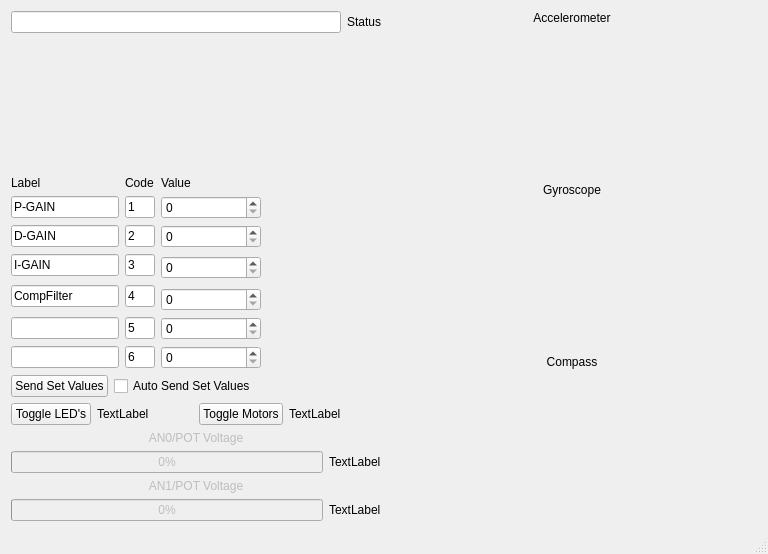
pkRemi/BBBTelemetry, file bbbtelemetry.ui: the form before one commit.
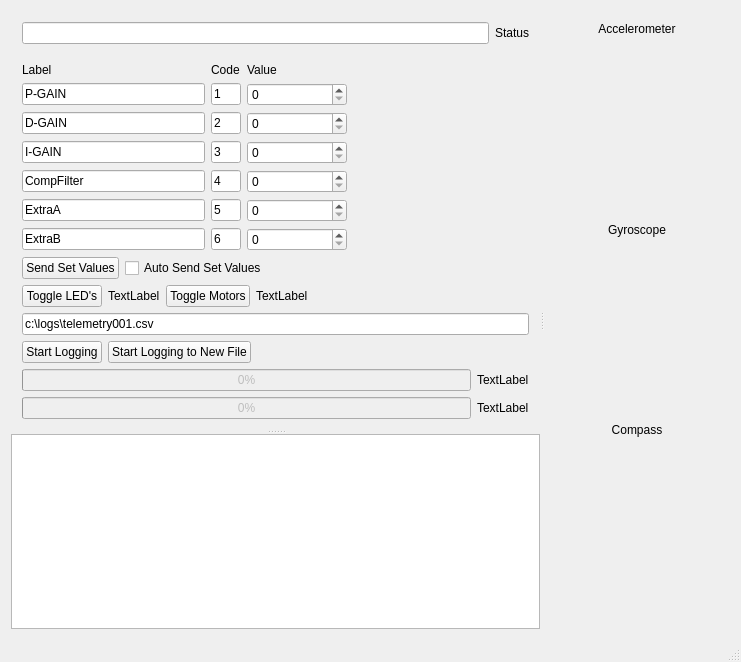
The form after the commit. Custom widgets are drawn as their Qt base class.

Commit message: Sending SetValues

```diff
--- a/bbbtelemetry.ui
+++ b/bbbtelemetry.ui
@@ -6,8 +6,8 @@
    <rect>
     <x>0</x>
     <y>0</y>
-    <width>768</width>
-    <height>554</height>
+    <width>741</width>
+    <height>662</height>
    </rect>
   </property>
   <property name="sizePolicy">
@@ -20,8 +20,17 @@
    <string>BBBTelemetry</string>
   </property>
   <widget class="QWidget" name="centralWidget">
-   <layout class="QHBoxLayout" name="horizontalLayout_10">
+   <layout class="QHBoxLayout" name="horizontalLayout_8">
     <item>
+     <widget class="QSplitter" name="splitter_2">
+      <property name="orientation">
+       <enum>Qt::Horizontal</enum>
+      </property>
+      <widget class="QSplitter" name="splitter">
+       <property name="orientation">
+        <enum>Qt::Vertical</enum>
+       </property>
+       <widget class="QWidget" name="layoutWidget">
      <layout class="QVBoxLayout" name="verticalLayout">
       <item>
        <layout class="QHBoxLayout" name="horizontalLayout_3">
@@ -52,81 +61,7 @@
        </widget>
       </item>
       <item>
-       <layout class="QHBoxLayout" name="horizontalLayout_8">
-        <item>
          <layout class="QGridLayout" name="gridLayout">
-          <item row="6" column="0">
-           <widget class="QLineEdit" name="pLabel_5">
-            <property name="maximumSize">
-             <size>
-              <width>330</width>
-              <height>16777215</height>
-             </size>
-            </property>
-           </widget>
-          </item>
-          <item row="6" column="1">
-           <widget class="QLineEdit" name="pCode_5">
-            <property name="maximumSize">
-             <size>
-              <width>30</width>
-              <height>16777215</height>
-             </size>
-            </property>
-            <property name="text">
-             <string>5</string>
-            </property>
-           </widget>
-          </item>
-          <item row="6" column="2">
-           <widget class="QSpinBox" name="pValue_5">
-            <property name="minimumSize">
-             <size>
-              <width>100</width>
-              <height>0</height>
-             </size>
-            </property>
-           </widget>
-          </item>
-          <item row="2" column="0">
-           <widget class="QLineEdit" name="pLabel_2">
-            <property name="maximumSize">
-             <size>
-              <width>330</width>
-              <height>16777215</height>
-             </size>
-            </property>
-            <property name="text">
-             <string>D-GAIN</string>
-            </property>
-           </widget>
-          </item>
-          <item row="1" column="0">
-           <widget class="QLineEdit" name="pLabel_1">
-            <property name="maximumSize">
-             <size>
-              <width>330</width>
-              <height>16777215</height>
-             </size>
-            </property>
-            <property name="text">
-             <string>P-GAIN</string>
-            </property>
-           </widget>
-          </item>
-          <item row="4" column="1" rowspan="2">
-           <widget class="QLineEdit" name="pCode_4">
-            <property name="maximumSize">
-             <size>
-              <width>30</width>
-              <height>16777215</height>
-             </size>
-            </property>
-            <property name="text">
-             <string>4</string>
-            </property>
-           </widget>
-          </item>
           <item row="0" column="0">
            <widget class="QLabel" name="label_7">
             <property name="maximumSize">
@@ -153,41 +88,37 @@
             </property>
            </widget>
           </item>
-          <item row="7" column="0">
-           <widget class="QLineEdit" name="pLabel_6">
-            <property name="maximumSize">
-             <size>
-              <width>330</width>
-              <height>16777215</height>
-             </size>
-            </property>
-           </widget>
-          </item>
-          <item row="7" column="1">
-           <widget class="QLineEdit" name="pCode_6">
-            <property name="maximumSize">
-             <size>
-              <width>30</width>
-              <height>16777215</height>
-             </size>
-            </property>
-            <property name="text">
-             <string>6</string>
-            </property>
-           </widget>
-          </item>
-          <item row="7" column="2">
-           <widget class="QSpinBox" name="pValue_6">
+           <item row="0" column="2">
+            <widget class="QLabel" name="label_9">
             <property name="minimumSize">
              <size>
               <width>100</width>
               <height>0</height>
              </size>
             </property>
-           </widget>
-          </item>
-          <item row="4" column="0" rowspan="2">
-           <widget class="QLineEdit" name="pLabel_4">
+             <property name="text">
+              <string>Value</string>
+             </property>
+            </widget>
+           </item>
+           <item row="0" column="3" rowspan="7">
+            <spacer name="horizontalSpacer">
+             <property name="orientation">
+              <enum>Qt::Horizontal</enum>
+             </property>
+             <property name="sizeType">
+              <enum>QSizePolicy::Expanding</enum>
+             </property>
+             <property name="sizeHint" stdset="0">
+              <size>
+               <width>13</width>
+               <height>184</height>
+              </size>
+             </property>
+            </spacer>
+           </item>
+           <item row="1" column="0">
+            <widget class="QLineEdit" name="pLabel_1">
             <property name="maximumSize">
              <size>
               <width>330</width>
@@ -195,7 +126,7 @@
              </size>
             </property>
             <property name="text">
-             <string>CompFilter</string>
+              <string>P-GAIN</string>
             </property>
            </widget>
           </item>
@@ -220,6 +151,48 @@
               <height>0</height>
              </size>
             </property>
+             <property name="maximum">
+              <number>32767</number>
+             </property>
+            </widget>
+           </item>
+           <item row="2" column="0">
+            <widget class="QLineEdit" name="pLabel_2">
+             <property name="maximumSize">
+              <size>
+               <width>330</width>
+               <height>16777215</height>
+              </size>
+             </property>
+             <property name="text">
+              <string>D-GAIN</string>
+             </property>
+            </widget>
+           </item>
+           <item row="2" column="1">
+            <widget class="QLineEdit" name="pCode_2">
+             <property name="maximumSize">
+              <size>
+               <width>30</width>
+               <height>16777215</height>
+              </size>
+             </property>
+             <property name="text">
+              <string>2</string>
+             </property>
+            </widget>
+           </item>
+           <item row="2" column="2">
+            <widget class="QSpinBox" name="pValue_2">
+             <property name="minimumSize">
+              <size>
+               <width>100</width>
+               <height>0</height>
+              </size>
+             </property>
+             <property name="maximum">
+              <number>32767</number>
+             </property>
            </widget>
           </item>
           <item row="3" column="0">
@@ -248,20 +221,7 @@
             </property>
            </widget>
           </item>
-          <item row="0" column="2">
-           <widget class="QLabel" name="label_9">
-            <property name="minimumSize">
-             <size>
-              <width>100</width>
-              <height>0</height>
-             </size>
-            </property>
-            <property name="text">
-             <string>Value</string>
-            </property>
-           </widget>
-          </item>
-          <item row="3" column="2" rowspan="2">
+           <item row="3" column="2">
            <widget class="QSpinBox" name="pValue_3">
             <property name="minimumSize">
              <size>
@@ -269,20 +229,26 @@
               <height>0</height>
              </size>
             </property>
-           </widget>
-          </item>
-          <item row="2" column="2">
-           <widget class="QSpinBox" name="pValue_2">
-            <property name="minimumSize">
+             <property name="maximum">
+              <number>32767</number>
+             </property>
+            </widget>
+           </item>
+           <item row="4" column="0">
+            <widget class="QLineEdit" name="pLabel_4">
+             <property name="maximumSize">
              <size>
-              <width>100</width>
-              <height>0</height>
-             </size>
-            </property>
-           </widget>
-          </item>
-          <item row="2" column="1">
-           <widget class="QLineEdit" name="pCode_2">
+               <width>330</width>
+               <height>16777215</height>
+              </size>
+             </property>
+             <property name="text">
+              <string>CompFilter</string>
+             </property>
+            </widget>
+           </item>
+           <item row="4" column="1">
+            <widget class="QLineEdit" name="pCode_4">
             <property name="maximumSize">
              <size>
               <width>30</width>
@@ -290,11 +256,11 @@
              </size>
             </property>
             <property name="text">
-             <string>2</string>
+              <string>4</string>
             </property>
            </widget>
           </item>
-          <item row="5" column="2">
+           <item row="4" column="2">
            <widget class="QSpinBox" name="pValue_4">
             <property name="minimumSize">
              <size>
@@ -302,22 +268,88 @@
               <height>0</height>
              </size>
             </property>
-           </widget>
-          </item>
-         </layout>
-        </item>
-        <item>
-         <spacer name="horizontalSpacer">
-          <property name="orientation">
-           <enum>Qt::Horizontal</enum>
-          </property>
-          <property name="sizeHint" stdset="0">
+             <property name="maximum">
+              <number>32767</number>
+             </property>
+            </widget>
+           </item>
+           <item row="5" column="0">
+            <widget class="QLineEdit" name="pLabel_5">
+             <property name="maximumSize">
+              <size>
+               <width>330</width>
+               <height>16777215</height>
+              </size>
+             </property>
+             <property name="text">
+              <string>ExtraA</string>
+             </property>
+            </widget>
+           </item>
+           <item row="5" column="1">
+            <widget class="QLineEdit" name="pCode_5">
+             <property name="maximumSize">
+              <size>
+               <width>30</width>
+               <height>16777215</height>
+              </size>
+             </property>
+             <property name="text">
+              <string>5</string>
+             </property>
+            </widget>
+           </item>
+           <item row="5" column="2">
+            <widget class="QSpinBox" name="pValue_5">
+             <property name="minimumSize">
            <size>
-            <width>40</width>
-            <height>20</height>
-           </size>
-          </property>
-         </spacer>
+               <width>100</width>
+               <height>0</height>
+              </size>
+             </property>
+             <property name="maximum">
+              <number>32767</number>
+             </property>
+            </widget>
+           </item>
+           <item row="6" column="0">
+            <widget class="QLineEdit" name="pLabel_6">
+             <property name="maximumSize">
+              <size>
+               <width>330</width>
+               <height>16777215</height>
+              </size>
+             </property>
+             <property name="text">
+              <string>ExtraB</string>
+             </property>
+            </widget>
+           </item>
+           <item row="6" column="1">
+            <widget class="QLineEdit" name="pCode_6">
+             <property name="maximumSize">
+              <size>
+               <width>30</width>
+               <height>16777215</height>
+              </size>
+             </property>
+             <property name="text">
+              <string>6</string>
+             </property>
+            </widget>
+           </item>
+           <item row="6" column="2">
+            <widget class="QSpinBox" name="pValue_6">
+             <property name="minimumSize">
+              <size>
+               <width>100</width>
+               <height>0</height>
+              </size>
+             </property>
+             <property name="maximum">
+              <number>32767</number>
+             </property>
+            </widget>
         </item>
        </layout>
       </item>
@@ -406,20 +438,70 @@
           </item>
          </layout>
         </item>
+           <item>
+            <spacer name="horizontalSpacer_5">
+             <property name="orientation">
+              <enum>Qt::Horizontal</enum>
+             </property>
+             <property name="sizeHint" stdset="0">
+              <size>
+               <width>40</width>
+               <height>20</height>
+              </size>
+             </property>
+            </spacer>
+           </item>
        </layout>
       </item>
       <item>
-       <widget class="QLabel" name="label_2">
-        <property name="enabled">
-         <bool>false</bool>
-        </property>
+          <widget class="QLineEdit" name="lineEditLogFileName">
+           <property name="text">
+            <string>c:\logs\telemetry001.csv</string>
+           </property>
+          </widget>
+         </item>
+         <item>
+          <layout class="QHBoxLayout" name="horizontalLayout_10">
+           <item>
+            <widget class="QPushButton" name="pushButtonStartLogging">
+             <property name="sizePolicy">
+              <sizepolicy hsizetype="Fixed" vsizetype="Fixed">
+               <horstretch>0</horstretch>
+               <verstretch>0</verstretch>
+              </sizepolicy>
+             </property>
         <property name="text">
-         <string>AN0/POT Voltage</string>
-        </property>
-        <property name="alignment">
-         <set>Qt::AlignCenter</set>
-        </property>
-       </widget>
+              <string>Start Logging</string>
+             </property>
+            </widget>
+           </item>
+           <item>
+            <widget class="QPushButton" name="pushButtonStartLoggingNewFile">
+             <property name="sizePolicy">
+              <sizepolicy hsizetype="Fixed" vsizetype="Fixed">
+               <horstretch>0</horstretch>
+               <verstretch>0</verstretch>
+              </sizepolicy>
+             </property>
+             <property name="text">
+              <string>Start Logging to New File</string>
+             </property>
+            </widget>
+           </item>
+           <item>
+            <spacer name="horizontalSpacer_3">
+             <property name="orientation">
+              <enum>Qt::Horizontal</enum>
+             </property>
+             <property name="sizeHint" stdset="0">
+              <size>
+               <width>40</width>
+               <height>20</height>
+              </size>
+             </property>
+            </spacer>
+           </item>
+          </layout>
       </item>
       <item>
        <layout class="QHBoxLayout" name="horizontalLayout">
@@ -457,19 +539,6 @@
         </item>
        </layout>
       </item>
-      <item>
-       <widget class="QLabel" name="label_3">
-        <property name="enabled">
-         <bool>false</bool>
-        </property>
-        <property name="text">
-         <string>AN1/POT Voltage</string>
-        </property>
-        <property name="alignment">
-         <set>Qt::AlignCenter</set>
-        </property>
-       </widget>
-      </item>
       <item>
        <layout class="QHBoxLayout" name="horizontalLayout_4">
         <item>
@@ -507,11 +576,29 @@
        </layout>
       </item>
      </layout>
-    </item>
-    <item>
+       </widget>
+       <widget class="QPlainTextEdit" name="MessageWindow">
+        <property name="undoRedoEnabled">
+         <bool>false</bool>
+        </property>
+        <property name="readOnly">
+         <bool>true</bool>
+        </property>
+       </widget>
+      </widget>
+      <widget class="QWidget" name="layoutWidget">
      <layout class="QVBoxLayout" name="verticalLayout_2">
+        <property name="sizeConstraint">
+         <enum>QLayout::SetMinimumSize</enum>
+        </property>
       <item>
        <widget class="QLabel" name="label_4">
+          <property name="sizePolicy">
+           <sizepolicy hsizetype="Preferred" vsizetype="Preferred">
+            <horstretch>0</horstretch>
+            <verstretch>0</verstretch>
+           </sizepolicy>
+          </property>
         <property name="text">
          <string>Accelerometer</string>
         </property>
@@ -523,7 +610,7 @@
       <item>
        <widget class="QCustomPlot" name="customPlotAccel" native="true">
         <property name="sizePolicy">
-         <sizepolicy hsizetype="Expanding" vsizetype="Expanding">
+           <sizepolicy hsizetype="MinimumExpanding" vsizetype="Expanding">
           <horstretch>0</horstretch>
           <verstretch>0</verstretch>
          </sizepolicy>
@@ -543,7 +630,7 @@
       <item>
        <widget class="QCustomPlot" name="customPlotGyro" native="true">
         <property name="sizePolicy">
-         <sizepolicy hsizetype="Expanding" vsizetype="Expanding">
+           <sizepolicy hsizetype="MinimumExpanding" vsizetype="Expanding">
           <horstretch>0</horstretch>
           <verstretch>0</verstretch>
          </sizepolicy>
@@ -563,14 +650,28 @@
       <item>
        <widget class="QCustomPlot" name="customPlotCompass" native="true">
         <property name="sizePolicy">
-         <sizepolicy hsizetype="Expanding" vsizetype="Expanding">
+           <sizepolicy hsizetype="Preferred" vsizetype="Expanding">
           <horstretch>0</horstretch>
           <verstretch>0</verstretch>
          </sizepolicy>
         </property>
+          <property name="minimumSize">
+           <size>
+            <width>100</width>
+            <height>0</height>
+           </size>
+          </property>
+          <property name="baseSize">
+           <size>
+            <width>0</width>
+            <height>0</height>
+           </size>
+          </property>
        </widget>
       </item>
      </layout>
+      </widget>
+     </widget>
     </item>
    </layout>
    <zorder>progressBar_2</zorder>
```
Left out of the diff: 29 changed lines with no effect on the pictures. Lines whose indentation alone changed are shown as unchanged. The commit also changes 6 other files.
